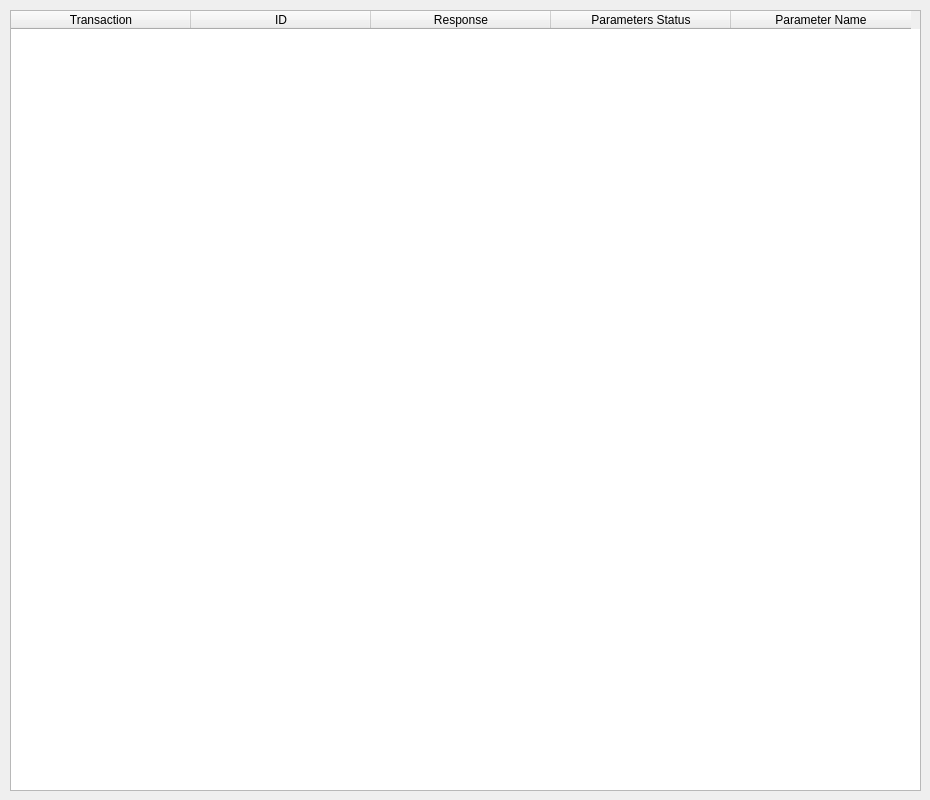
First picture: the form in src/lib/visualization/AcknowledgeTab.ui, repository jmaye/libposlv, before the edit.
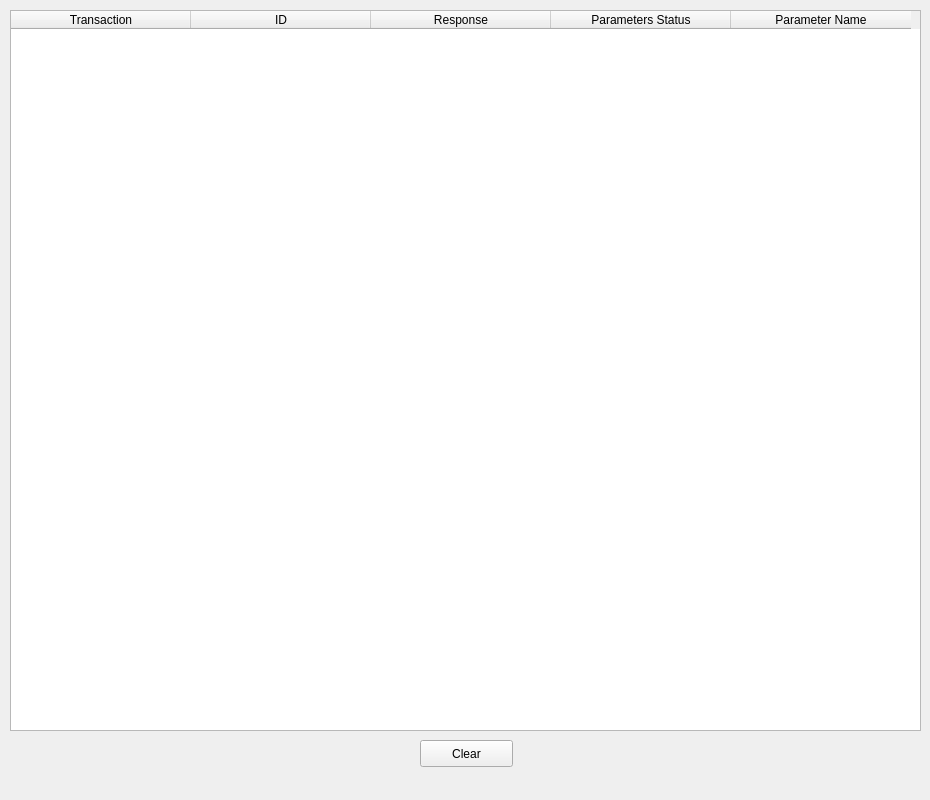
Second picture: the form after the edit.

The edit to the form file:
```diff
--- a/src/lib/visualization/AcknowledgeTab.ui
+++ b/src/lib/visualization/AcknowledgeTab.ui
@@ -19,7 +19,7 @@
      <x>10</x>
      <y>10</y>
      <width>911</width>
-     <height>781</height>
+     <height>721</height>
     </rect>
    </property>
    <attribute name="horizontalHeaderDefaultSectionSize">
@@ -54,6 +54,19 @@
     </property>
    </column>
   </widget>
+  <widget class="QPushButton" name="clearButton">
+   <property name="geometry">
+    <rect>
+     <x>420</x>
+     <y>740</y>
+     <width>93</width>
+     <height>27</height>
+    </rect>
+   </property>
+   <property name="text">
+    <string>Clear</string>
+   </property>
+  </widget>
  </widget>
  <resources/>
  <connections/>
```
Left out of the diff: 22 changed lines with no effect on the pictures.
